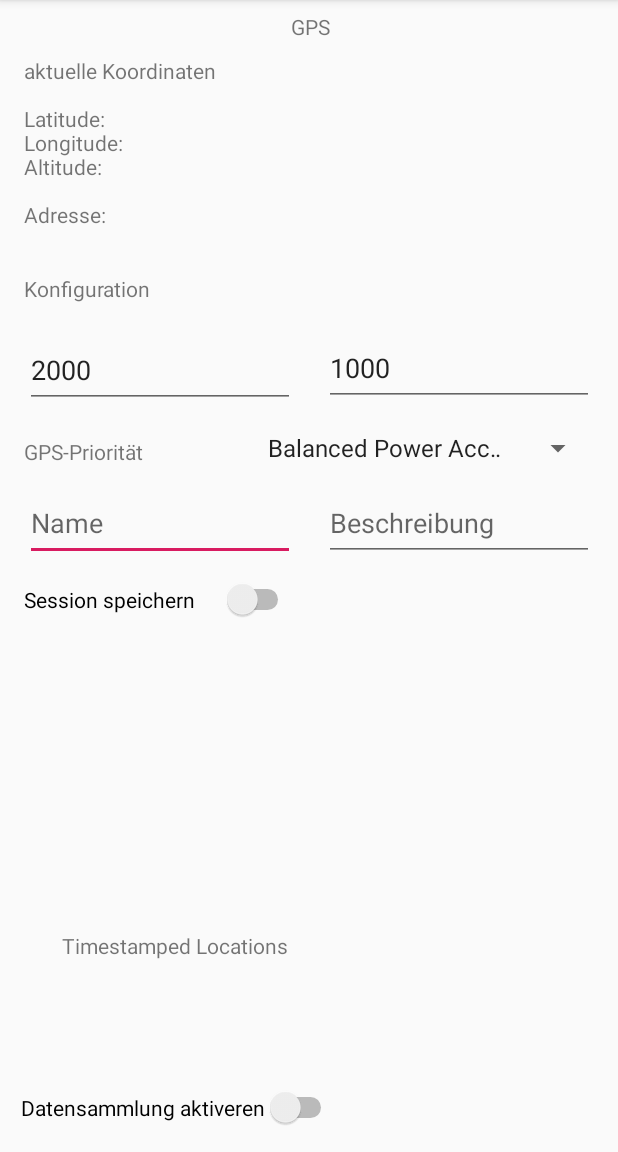
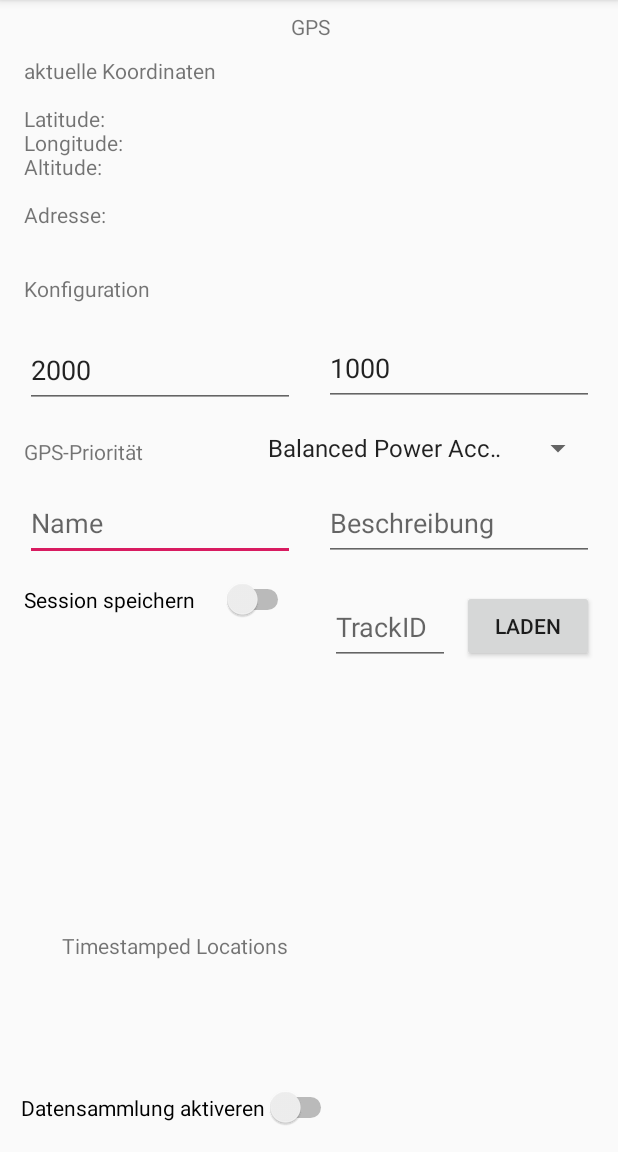
Before and after one commit to magharmi/LokalisierungPraktikum, an Android app: the GPS screen opened directly, with no data from a screen before it, on a phone screen of 412 x 824 dp, the part 84-1236 px from its top. Run offline under Robolectric (Android 15) with nearby library versions, the phone set to English and light mode, and no system bars; our stand-ins replace Volley.

Commit message:
GPS GUI für Trackdaten laden eingefügt und Timestamp wird in Server gespeichert

```diff
--- a/Praktikum/app/src/main/java/com/example/praktikum/GPS.java
+++ b/Praktikum/app/src/main/java/com/example/praktikum/GPS.java
@@ -2,11 +2,14 @@ package com.example.praktikum;
 
 import androidx.appcompat.app.AppCompatActivity;
 
+import android.content.Intent;
 import android.location.Location;
 import android.os.Bundle;
 import android.text.method.ScrollingMovementMethod;
 import android.util.Log;
+import android.view.View;
 import android.view.WindowManager;
+import android.widget.Button;
 import android.widget.CompoundButton;
 import android.widget.Spinner;
 import android.widget.Switch;
@@ -19,11 +22,12 @@ public class GPS extends AppCompatActivity {
 
     Switch switchOnOff, switchSessionSpeichern;
     TextView textViewGPSKoordinaten, textViewAdresse, textViewTimestampedLocations;
-    TextInputEditText textInputIntervall, textInputFastestIntervall, textInputName, textInputBeschreibung;
+    TextInputEditText textInputIntervall, textInputFastestIntervall, textInputName, textInputBeschreibung, textInputTrackid;
     Spinner spinnerGPSPriority;
     GPSTracker gpsTracker;
     Location location;
     Rest rest;
+    Button buttonLaden;
 
     boolean sessionSpeichern;
 
@@ -45,6 +49,7 @@ public class GPS extends AppCompatActivity {
         textInputIntervall = findViewById(R.id.textInputIntervall);
         textInputName = findViewById(R.id.textInputName);
         textInputBeschreibung = findViewById(R.id.textInputBeschreibung);
+        textInputTrackid = findViewById(R.id.textInputTrackid);
 
         textViewGPSKoordinaten = findViewById(R.id.textViewGPSKoordinaten);
         textViewAdresse = findViewById(R.id.textViewAdresse);
@@ -52,6 +57,8 @@ public class GPS extends AppCompatActivity {
         textViewTimestampedLocations.setMovementMethod(new ScrollingMovementMethod());
 
         spinnerGPSPriority = findViewById(R.id.spinnerGPSPriority);
+
+        buttonLaden = findViewById(R.id.buttonLaden);
 
         rest = new Rest(getApplicationContext());
 
@@ -88,13 +95,22 @@ public class GPS extends AppCompatActivity {
                 }
             }
         });
+
+        buttonLaden.setOnClickListener(new View.OnClickListener() {
+            @Override
+            public void onClick(View v) {
+                rest.getData();
+            }
+        });
     }
+
 
     public void konfigurationAktiv(boolean aktivDeaktiv){
         spinnerGPSPriority.setEnabled(aktivDeaktiv);
         switchSessionSpeichern.setEnabled(aktivDeaktiv);
         textInputIntervall.setEnabled(aktivDeaktiv);
         textInputFastestIntervall.setEnabled(aktivDeaktiv);
+        buttonLaden.setEnabled(aktivDeaktiv);
     }
 
     public int getGPSPriority(){
--- a/Praktikum/app/src/main/res/layout/activity_gps.xml
+++ b/Praktikum/app/src/main/res/layout/activity_gps.xml
@@ -41,6 +41,17 @@
         android:inputType="text"
         app:layout_constraintBottom_toBottomOf="@+id/textInputName"
         app:layout_constraintEnd_toEndOf="parent" />
+
+    <com.google.android.material.textfield.TextInputEditText
+        android:id="@+id/textInputTrackid"
+        android:layout_width="80dp"
+        android:layout_height="50dp"
+        android:layout_marginTop="19dp"
+        android:layout_marginEnd="8dp"
+        android:hint="TrackID"
+        android:inputType="text"
+        app:layout_constraintEnd_toStartOf="@+id/buttonLaden"
+        app:layout_constraintTop_toBottomOf="@+id/textInputBeschreibung" />
 
     <Switch
         android:id="@+id/switchOnOff"
@@ -164,4 +175,14 @@
         app:layout_constraintBottom_toBottomOf="@+id/textInputIntervall"
         app:layout_constraintEnd_toEndOf="parent" />
 
+    <Button
+        android:id="@+id/buttonLaden"
+        android:layout_width="wrap_content"
+        android:layout_height="wrap_content"
+        android:layout_marginEnd="16dp"
+        android:layout_marginBottom="2dp"
+        android:text="Laden"
+        app:layout_constraintBottom_toBottomOf="@+id/textInputTrackid"
+        app:layout_constraintEnd_toEndOf="parent" />
+
 </androidx.constraintlayout.widget.ConstraintLayout>
```
Also changed, not shown: Praktikum/app/src/main/java/com/example/praktikum/Rest.java (+29 -2 lines).
